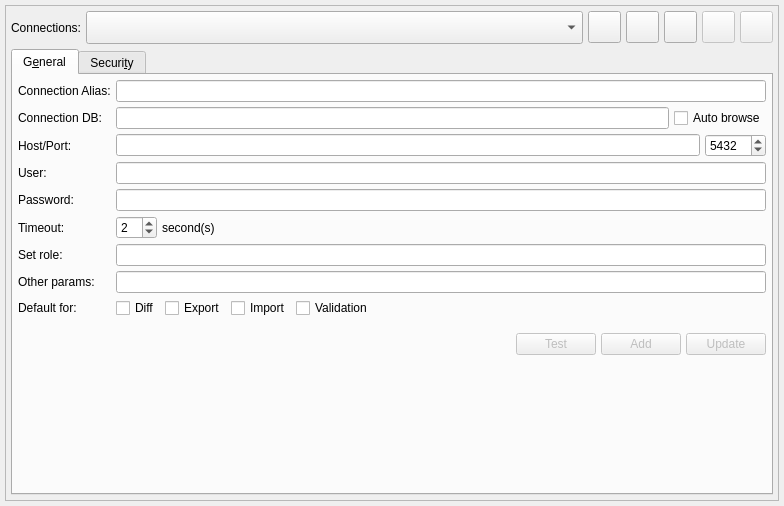
The window that libs/libgui/ui/settings/connectionsconfigwidget.ui (pgmodeler/pgmodeler) describes before a commit, drawn with Qt 5.
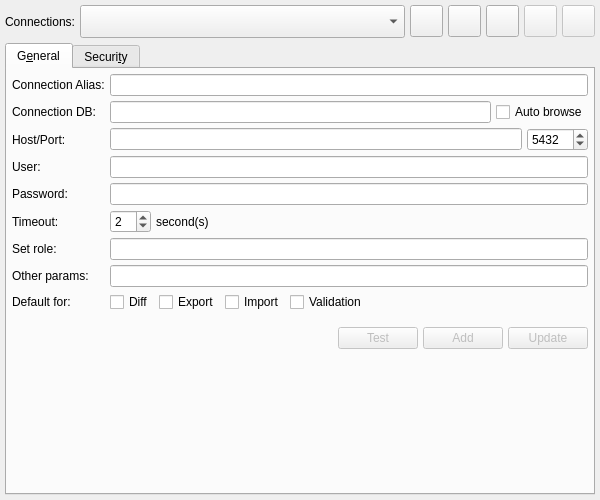
The same window after the commit. Icons and pictures are not drawn.

Commit message: Removed extra frames in pluginsconfigwidget.ui, connectionsconfigwidget.ui and snippetsconfigwidget.ui

Patch:
```diff
--- a/libs/libgui/ui/settings/connectionsconfigwidget.ui
+++ b/libs/libgui/ui/settings/connectionsconfigwidget.ui
@@ -6,10 +6,16 @@
    <rect>
     <x>0</x>
     <y>0</y>
-    <width>784</width>
-    <height>506</height>
+    <width>600</width>
+    <height>500</height>
    </rect>
   </property>
+  <property name="minimumSize">
+   <size>
+    <width>600</width>
+    <height>500</height>
+   </size>
+  </property>
   <property name="windowTitle">
    <string>Edit database connections</string>
   </property>
@@ -30,36 +36,6 @@
     <number>5</number>
    </property>
    <item row="0" column="0">
-    <widget class="QFrame" name="frame">
-     <property name="minimumSize">
-      <size>
-       <width>560</width>
-       <height>0</height>
-      </size>
-     </property>
-     <property name="frameShape">
-      <enum>QFrame::StyledPanel</enum>
-     </property>
-     <property name="frameShadow">
-      <enum>QFrame::Raised</enum>
-     </property>
-     <layout class="QGridLayout" name="gridLayout_5">
-      <property name="leftMargin">
-       <number>5</number>
-      </property>
-      <property name="topMargin">
-       <number>5</number>
-      </property>
-      <property name="rightMargin">
-       <number>5</number>
-      </property>
-      <property name="bottomMargin">
-       <number>5</number>
-      </property>
-      <property name="spacing">
-       <number>5</number>
-      </property>
-      <item row="0" column="0">
        <widget class="QLabel" name="connections_lbl">
         <property name="sizePolicy">
          <sizepolicy hsizetype="Fixed" vsizetype="Preferred">
@@ -1039,9 +1015,6 @@
           </item>
          </layout>
         </widget>
-       </widget>
-      </item>
-     </layout>
     </widget>
    </item>
   </layout>
```
Lines whose indentation alone changed are shown as unchanged. The commit also changes 3 other files.
